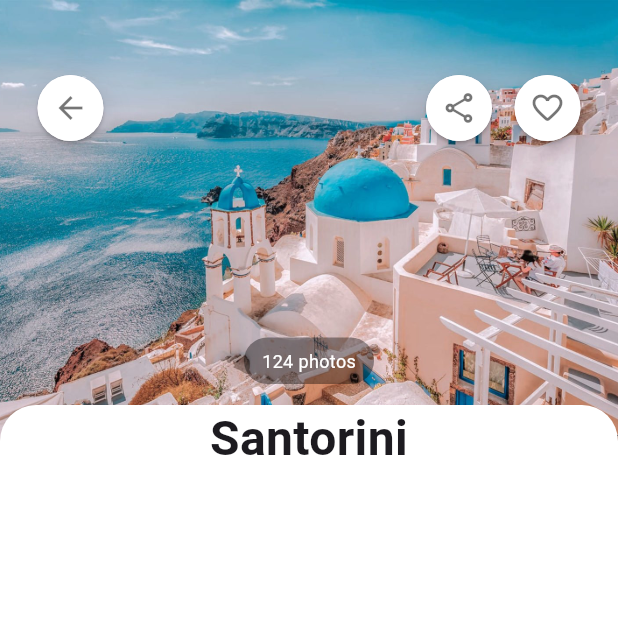
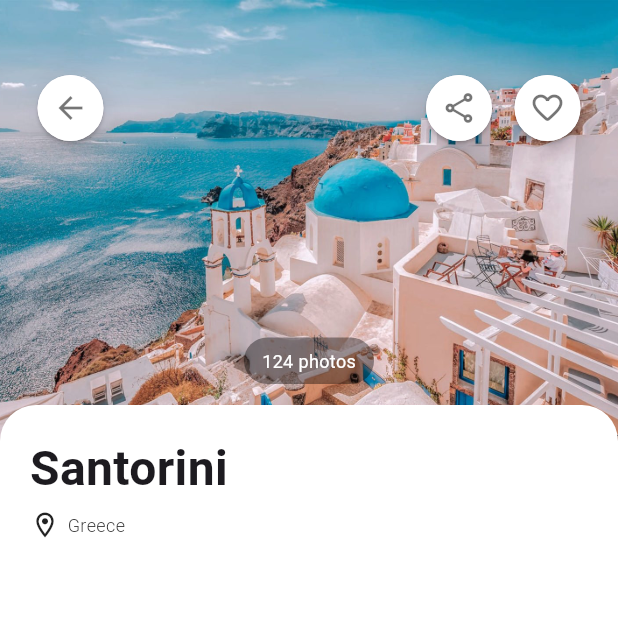
Before and after one commit to AlexEduV/flutter_travel_v2_app, a Flutter app: the DetailsPage screen opened directly with sample values from the repository, on a phone screen of 412 x 824 dp, the top half of it. Run offline on Flutter 3.47's test engine with Material 3 defaults, Android fonts, the phone set to English and light mode, and no system bars; our stand-ins replace gap, go_router.

Commit message:
working on the details page;

```diff
--- a/lib/pages/details_page.dart
+++ b/lib/pages/details_page.dart
@@ -2,6 +2,7 @@ import 'package:flutter/material.dart';
 import 'package:flutter_travel_v2_app/model/hotel.dart';
 import 'package:flutter_travel_v2_app/widgets/buttons/circled_button.dart';
 import 'package:flutter_travel_v2_app/widgets/custom_badge.dart';
+import 'package:flutter_travel_v2_app/widgets/location_row.dart';
 import 'package:flutter_travel_v2_app/widgets/primary_text.dart';
 import 'package:gap/gap.dart';
 import 'package:go_router/go_router.dart';
@@ -107,7 +108,7 @@ class _DetailsPageState extends State<DetailsPage> {
               right: 0,
               bottom: 0,
               child: Container(
-                decoration: BoxDecoration(
+                decoration: const BoxDecoration(
                   borderRadius: BorderRadius.only(
                     topLeft: Radius.circular(24.0),
                     topRight: Radius.circular(24.0),
@@ -115,9 +116,27 @@ class _DetailsPageState extends State<DetailsPage> {
                   color: Colors.white,
                 ),
                 child: Column(
+                  crossAxisAlignment: CrossAxisAlignment.start,
                   children: [
 
-                   PrimaryText(text: widget.hotel.name),
+                    const Gap(20.0),
+
+                    Padding(
+                      padding: const EdgeInsets.symmetric(horizontal: 20.0),
+                      child: PrimaryText(
+                        text: widget.hotel.name,
+                      ),
+                    ),
+
+                    const Gap(5.0),
+
+                    Padding(
+                      padding: const EdgeInsets.symmetric(horizontal: 20.0),
+                      child: LocationRow(
+                        locationName: widget.hotel.location,
+                        color: Colors.black87,
+                      ),
+                    ),
 
                   ],
                 ),
--- /dev/null
+++ b/lib/widgets/location_row.dart
@@ -0,0 +1,44 @@
+import 'package:flutter/material.dart';
+import 'package:gap/gap.dart';
+
+class LocationRow extends StatelessWidget {
+  final String locationName;
+  final double iconSize;
+  final double fontSize;
+  final Color? color;
+
+  const LocationRow({
+    required this.locationName,
+    this.fontSize = 12,
+    this.iconSize = 20,
+    this.color = Colors.white,
+    super.key,
+  });
+
+  @override
+  Widget build(BuildContext context) {
+    return Row(
+      children: [
+
+        //location icon
+        Icon(
+          Icons.location_on_outlined,
+          color: color,
+          size: iconSize,
+        ),
+
+        const Gap(5.0),
+
+        //location text
+        Text(
+          locationName,
+          style: TextStyle(
+            color: color,
+            fontSize: fontSize,
+            fontWeight: FontWeight.w300,
+          ),
+        ),
+      ],
+    );
+  }
+}
```
Also changed, not shown: lib/widgets/hotel_item/info_column.dart (+2 -23 lines), lib/widgets/hotel_item/info_column_wide.dart (+5 -22 lines).
